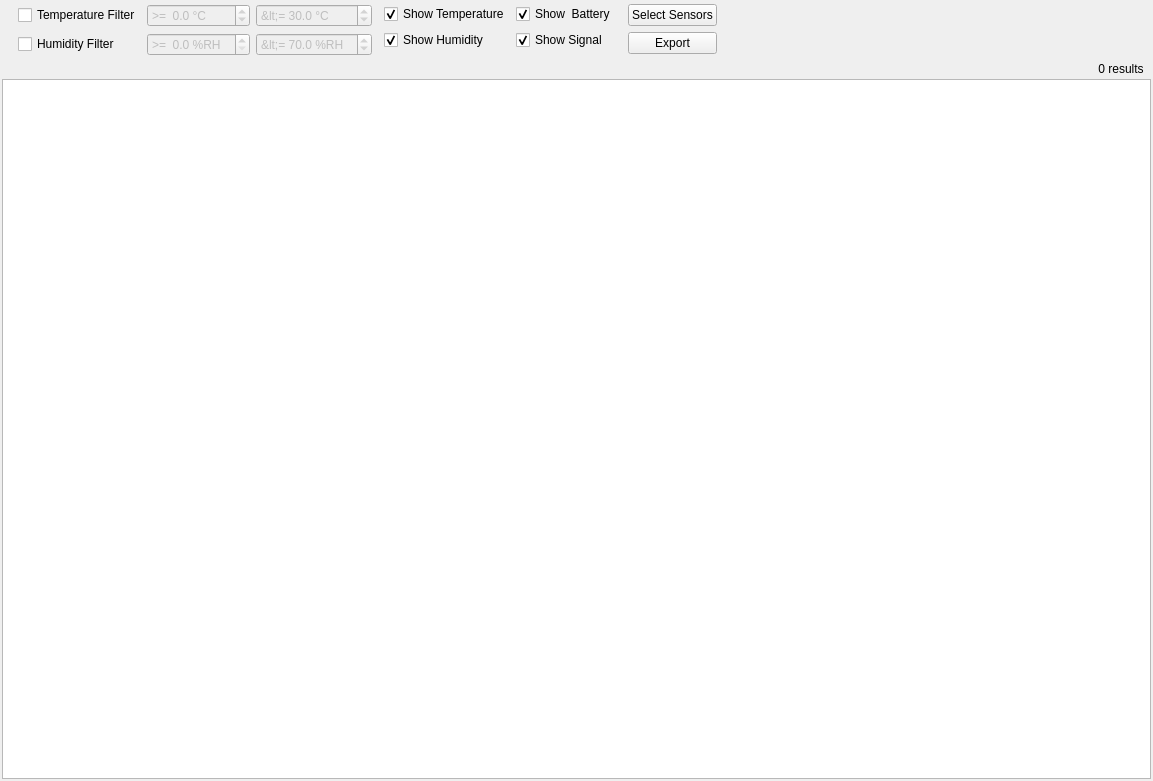
This is manager/src/MeasurementsWidget.ui in porkmarks/sense as Qt 5 draws it before an edit. The edited form follows.
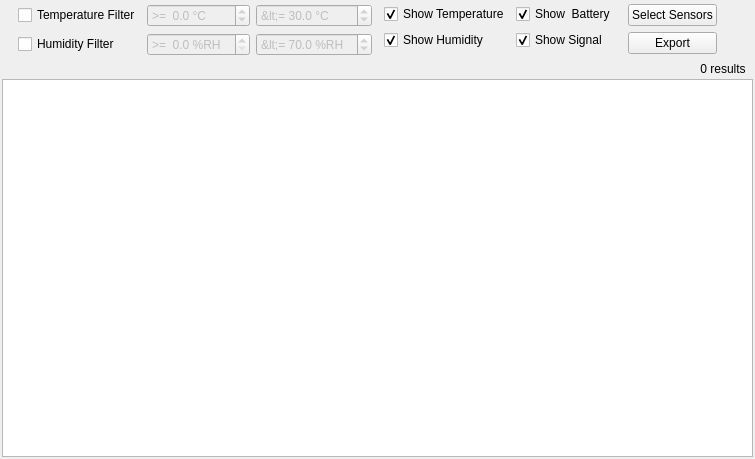
This is the edited form. Icons and pictures are not drawn. Custom widgets are drawn as their Qt base class.

The edit to the form file:
```diff
--- a/manager/src/MeasurementsWidget.ui
+++ b/manager/src/MeasurementsWidget.ui
@@ -6,8 +6,8 @@
    <rect>
     <x>0</x>
     <y>0</y>
-    <width>1153</width>
-    <height>781</height>
+    <width>755</width>
+    <height>459</height>
    </rect>
   </property>
   <property name="windowTitle">
@@ -509,6 +509,11 @@
    <header>DateTimeFilterWidget.h</header>
    <container>1</container>
   </customwidget>
+  <customwidget>
+   <class>TreeView</class>
+   <extends>QTreeView</extends>
+   <header>TreeView.h</header>
+  </customwidget>
  </customwidgets>
  <tabstops>
   <tabstop>useTemperature</tabstop>
```
Left out of the diff: 2 changed lines with no effect on the pictures.
